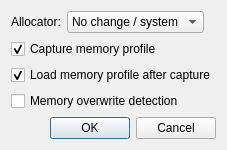
Above: src/inject.ui from RudjiGames/MTuner before the change. Below: the same form after it.
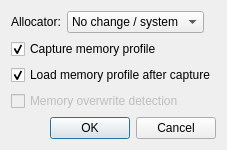
That is the form after the change. Icons and pictures are not drawn.

Commit message: Enable inject dialog to choose allocator and capture options

```diff
--- a/src/inject.ui
+++ b/src/inject.ui
@@ -6,8 +6,8 @@
    <rect>
     <x>0</x>
     <y>0</y>
-    <width>151</width>
-    <height>109</height>
+    <width>176</width>
+    <height>116</height>
    </rect>
   </property>
   <property name="windowTitle">
@@ -77,6 +77,9 @@
    </item>
    <item>
     <widget class="QCheckBox" name="checkBox_2">
+     <property name="enabled">
+      <bool>false</bool>
+     </property>
      <property name="text">
       <string>Memory overwrite detection</string>
      </property>
```
Left out of the diff: 64 changed lines with no effect on the pictures. The commit also changes 5 other files.
